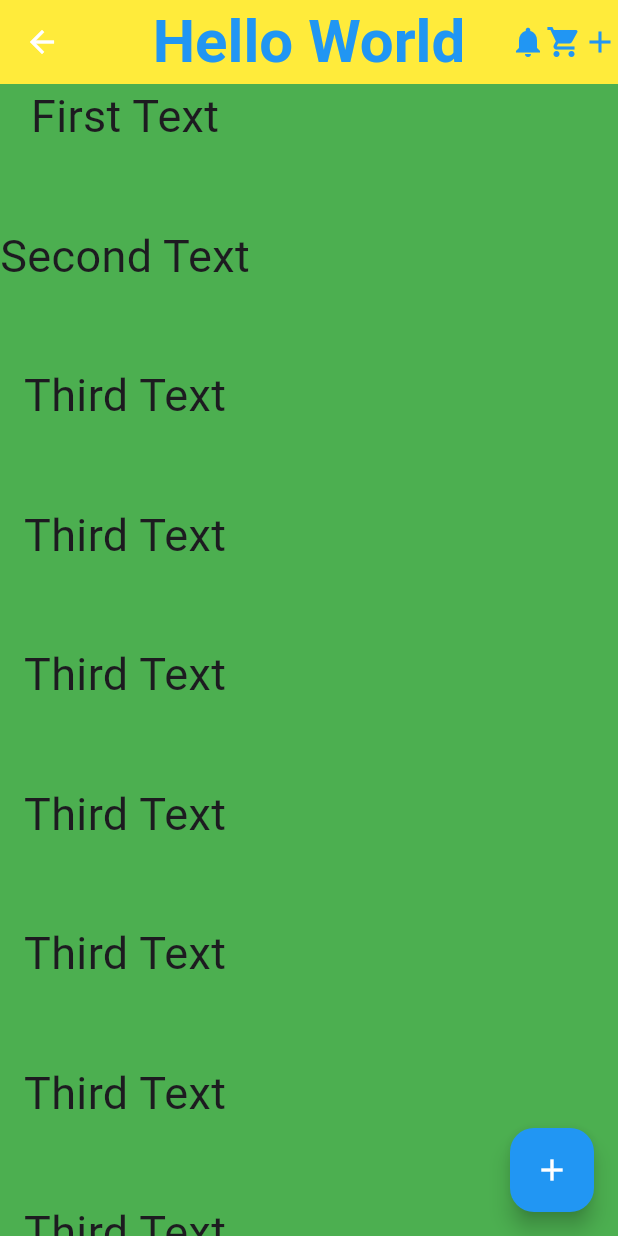
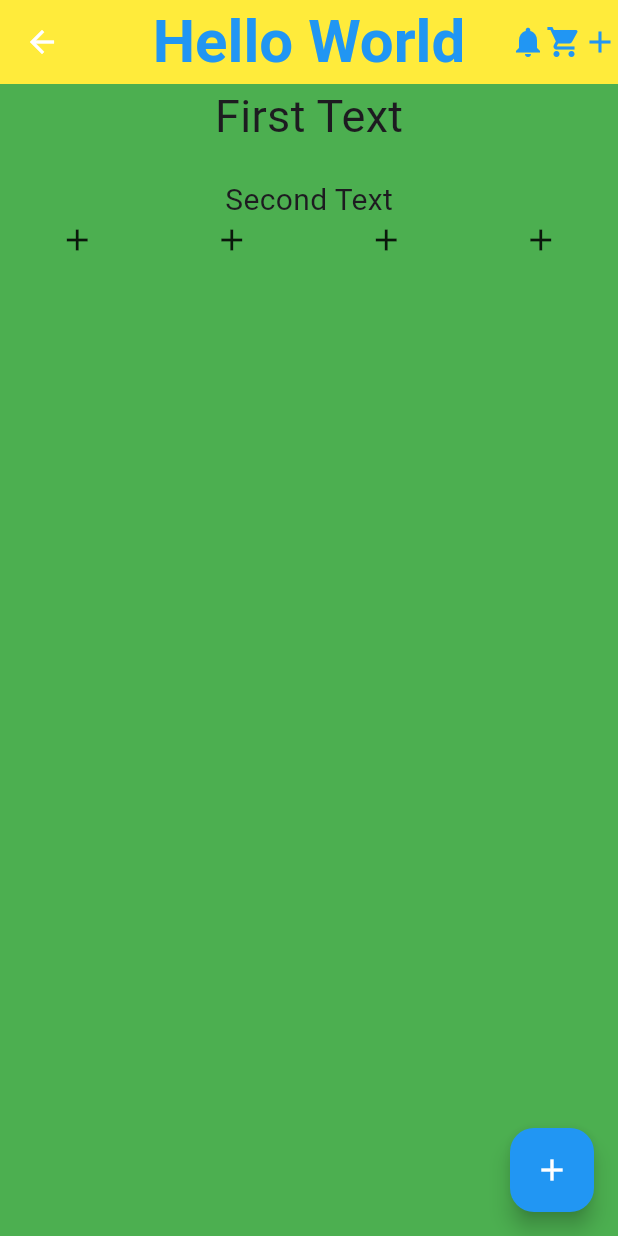
Before and after one commit to MuhammadAliKust/Wajahat-Project, a Flutter app: the screen it shows after launch, on a phone screen of 412 x 824 dp. Run offline on Flutter 3.47's test engine with Material 3 defaults, Android fonts, the phone set to English and light mode, and no system bars.

Commit message:
Nested Row/Column Done

```diff
--- a/lib/main.dart
+++ b/lib/main.dart
@@ -40,71 +40,30 @@ class MyApp extends StatelessWidget {
             ),
           ],
         ),
-        body: SingleChildScrollView(
-          child: Column(
+        body: Column(
+          mainAxisAlignment: MainAxisAlignment.start,
           children: [
             Text(
               "First Text",
               style: TextStyle(fontSize: 30),
             ),
             SizedBox(
-                height: 50,
+              height: 20,
             ),
             Text(
               "Second Text",
-                style: TextStyle(fontSize: 30),
+              style: TextStyle(fontSize: 20),
             ),
-              SizedBox(
-                height: 50,
-              ),
-              Text(
-                "Third Text",
-                style: TextStyle(fontSize: 30),
-              ),
-              SizedBox(
-                height: 50,
-              ),
-              Text(
-                "Third Text",
-                style: TextStyle(fontSize: 30),
-              ),
-              SizedBox(
-                height: 50,
-              ),
-              Text(
-                "Third Text",
-                style: TextStyle(fontSize: 30),
-              ),
-              SizedBox(
-                height: 50,
-              ),
-              Text(
-                "Third Text",
-                style: TextStyle(fontSize: 30),
-              ),
-              SizedBox(
-                height: 50,
-              ),
-              Text(
-                "Third Text",
-                style: TextStyle(fontSize: 30),
-              ),
-              SizedBox(
-                height: 50,
-              ),
-              Text(
-                "Third Text",
-                style: TextStyle(fontSize: 30),
-              ),
-              SizedBox(
-                height: 50,
-              ),
-              Text(
-                "Third Text",
-                style: TextStyle(fontSize: 30),
-              ),
+            Row(
+              mainAxisAlignment: MainAxisAlignment.spaceAround,
+              children: [
+                Icon(Icons.add),
+                Icon(Icons.add),
+                Icon(Icons.add),
+                Icon(Icons.add),
               ],
-          ),
+            )
+          ],
         ),
         floatingActionButton: FloatingActionButton(
           backgroundColor: Colors.blue,
```
Lines whose indentation alone changed are shown as unchanged.
